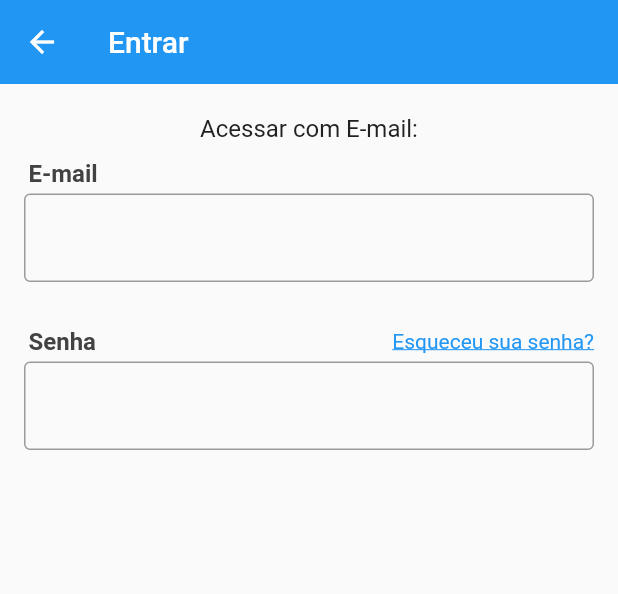
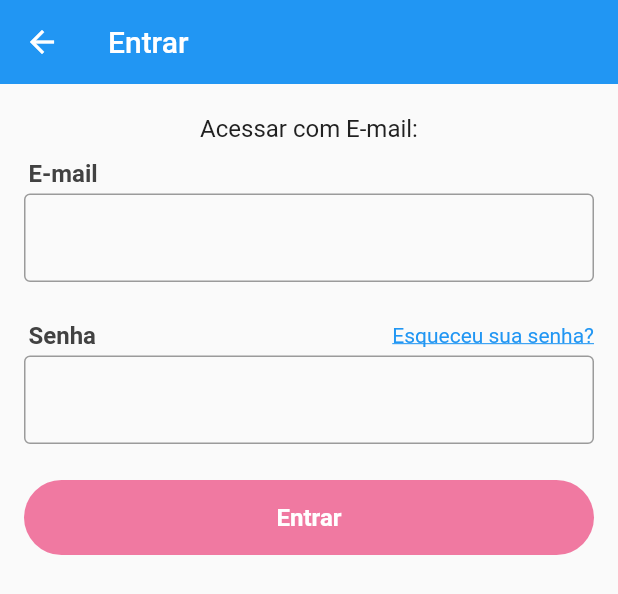
Before and after one commit to paulocagol/xlo, a Flutter app: the CustomHeader widget shown alone on an empty page, opened directly, after a tap on "Acesse sua conta agora!", on a phone screen of 412 x 824 dp. Shown: the top 594 px of the screen. Run offline on Flutter 3.47's test engine with Material 2 defaults, Android fonts, the phone set to English and light mode, and no system bars; our stand-ins replace brasil_fields, rxdart.

Commit message:
LoginScreen, WIP

```diff
--- /dev/null
+++ b/lib/blocs/login/button_state.dart
@@ -0,0 +1,6 @@
+class ButtonState {
+  ButtonState({this.enabled, this.loading});
+
+  bool enabled;
+  bool loading;
+}
--- /dev/null
+++ b/lib/blocs/login/field_state.dart
@@ -0,0 +1,6 @@
+class FieldState {
+  FieldState({this.error, this.enabled=true});
+
+  String error;
+  bool enabled;
+}
--- /dev/null
+++ b/lib/blocs/login/login_bloc_state.dart
@@ -0,0 +1,8 @@
+enum LoginState { IDLE, LOADING, LOADING_FACE, ERROR, DONE }
+
+class LoginBlocState {
+  LoginBlocState(this.state, {this.errorMessage});
+
+  LoginState state;
+  String errorMessage;
+}
--- a/lib/common/custom_drawer/widgets/custom_header.dart
+++ b/lib/common/custom_drawer/widgets/custom_header.dart
@@ -5,11 +5,9 @@ class CustomHeader extends StatelessWidget {
   @override
   Widget build(BuildContext context) {
     return GestureDetector(
-      onTap: () {
+      onTap: (){
         Navigator.of(context).push(
-          MaterialPageRoute(
-            builder: (cotext) => LoginScreen(),
-          ),
+          MaterialPageRoute(builder: (context)=>LoginScreen())
         );
       },
       child: Container(
@@ -23,9 +21,7 @@ class CustomHeader extends StatelessWidget {
               color: Colors.white,
               size: 30,
             ),
-            const SizedBox(
-              width: 20,
-            ),
+            const SizedBox(width: 20,),
             Expanded(
               child: Column(
                 mainAxisAlignment: MainAxisAlignment.center,
--- a/lib/screens/filter/widgets/order_by_field.dart
+++ b/lib/screens/filter/widgets/order_by_field.dart
@@ -54,7 +54,7 @@ class OrderByField extends StatelessWidget {
                 ),
                 alignment: Alignment.center,
                 child: Text(
-                  'Data',
+                  'Preço',
                   style: TextStyle(
                       color: state.value == OrderBy.PRICE ? Colors.white : Colors.black
                   ),
--- a/lib/screens/login/login_screen.dart
+++ b/lib/screens/login/login_screen.dart
@@ -1,4 +1,7 @@
 import 'package:flutter/material.dart';
+import 'package:xlo/blocs/login/field_state.dart';
+import 'package:xlo/blocs/login/login_bloc.dart';
+import 'package:xlo/screens/login/widgets/login_button.dart';
 
 class LoginScreen extends StatefulWidget {
   @override
@@ -6,6 +9,9 @@ class LoginScreen extends StatefulWidget {
 }
 
 class _LoginScreenState extends State<LoginScreen> {
+
+  LoginBloc _loginBloc = LoginBloc();
+
   @override
   Widget build(BuildContext context) {
     return Scaffold(
@@ -18,16 +24,13 @@ class _LoginScreenState extends State<LoginScreen> {
           padding: const EdgeInsets.symmetric(horizontal: 16),
           child: Column(
             crossAxisAlignment: CrossAxisAlignment.stretch,
-            children: [
+            children: <Widget>[
               Padding(
-                padding: const EdgeInsetsDirectional.only(top: 20, bottom: 11),
+                padding: const EdgeInsets.only(top: 20, bottom: 11),
                 child: Text(
                   'Acessar com E-mail:',
                   textAlign: TextAlign.center,
-                  style: TextStyle(
-                    fontSize: 16,
-                    color: Colors.grey[900],
-                  ),
+                  style: TextStyle(fontSize: 16, color: Colors.grey[900]),
                 ),
               ),
               Padding(
@@ -41,29 +44,33 @@ class _LoginScreenState extends State<LoginScreen> {
                   ),
                 ),
               ),
-              StreamBuilder(
-                builder: (context, snapshot) {
+              StreamBuilder<FieldState>(
+                stream: _loginBloc.outEmail,
+                initialData: FieldState(),
+                builder: (context, snapshot){
                   return TextField(
                     keyboardType: TextInputType.emailAddress,
                     autocorrect: false,
                     decoration: InputDecoration(
                       border: const OutlineInputBorder(),
+                      errorText: snapshot.data.error,
                     ),
+                    onChanged: _loginBloc.changeEmail,
+                    enabled: snapshot.data.enabled,
                   );
                 },
               ),
               Padding(
-                padding: const EdgeInsets.only(left: 3, bottom: 4, top: 30),
+                padding: const EdgeInsets.only(left: 3, bottom: 4, top: 26),
                 child: Row(
-                  children: [
+                  children: <Widget>[
                     Expanded(
                       child: Text(
                         'Senha',
                         style: TextStyle(
-                          color: Colors.grey[800],
-                          fontSize: 16,
-                          fontWeight: FontWeight.w700,
-                        ),
+                            color: Colors.grey[800],
+                            fontSize: 16,
+                            fontWeight: FontWeight.w700),
                       ),
                     ),
                     GestureDetector(
@@ -71,25 +78,34 @@ class _LoginScreenState extends State<LoginScreen> {
                         'Esqueceu sua senha?',
                         style: TextStyle(
                           decoration: TextDecoration.underline,
-                          color: Colors.blue,
+                          color: Colors.blue
                         ),
                       ),
-                      onTap: () {},
-                    ),
+                      onTap: () {
+                        //Navigator.of(context).push(MaterialPageRoute(
+                        //    builder: (context) => RecoveryScreen()));
+                      },
+                    )
                   ],
                 ),
               ),
-              StreamBuilder(
-                builder: (context, snapshot) {
+              StreamBuilder<FieldState>(
+                stream: _loginBloc.outPassword,
+                initialData: FieldState(),
+                builder: (context, snapshot){
                   return TextField(
                     autocorrect: false,
                     obscureText: true,
                     decoration: InputDecoration(
                       border: const OutlineInputBorder(),
+                      errorText: snapshot.data.error,
                     ),
+                    onChanged: _loginBloc.changePassword,
+                    enabled: snapshot.data.enabled,
                   );
                 },
               ),
+              LoginButton(_loginBloc),
             ],
           ),
         ),
--- /dev/null
+++ b/lib/screens/login/widgets/login_button.dart
@@ -0,0 +1,48 @@
+import 'package:flutter/material.dart';
+import 'package:xlo/blocs/login/button_state.dart';
+import 'package:xlo/blocs/login/login_bloc.dart';
+
+class LoginButton extends StatelessWidget {
+
+  LoginButton(this.loginBloc);
+
+  final LoginBloc loginBloc;
+
+  @override
+  Widget build(BuildContext context) {
+    return Container(
+      margin: const EdgeInsets.symmetric(vertical: 24),
+      height: 50,
+      child: StreamBuilder<ButtonState>(
+        stream: loginBloc.outLoginButton,
+        initialData: ButtonState(enabled: false, loading: false),
+        builder: (context, snapshot){
+          return RaisedButton(
+            color: Colors.pink,
+            disabledColor: Colors.pink.withAlpha(150),
+            elevation: 0,
+            shape: RoundedRectangleBorder(
+              borderRadius: BorderRadius.circular(25)
+            ),
+            onPressed: snapshot.data.enabled ? (){
+              loginBloc.loginWithEmail();
+            } : null,
+            child: snapshot.data.loading ?
+              CircularProgressIndicator(
+                valueColor: AlwaysStoppedAnimation<Color>(Colors.white),
+              )
+                :
+              Text(
+                'Entrar',
+                style: TextStyle(
+                  color: Colors.white,
+                  fontSize: 16,
+                  fontWeight: FontWeight.w600,
+                ),
+              ),
+          );
+        },
+      ),
+    );
+  }
+}
--- /dev/null
+++ b/lib/validators/login_validator.dart
@@ -0,0 +1,32 @@
+import 'dart:async';
+
+import 'package:xlo/blocs/login/field_state.dart';
+
+class LoginValidator {
+
+  final StreamTransformer<String, FieldState> emailValidator =
+    StreamTransformer<String, FieldState>.fromHandlers(
+      handleData: (email, sink){
+        const Pattern pattern =
+            r"^(([^<>()[\]\\.,;:\s@\']+(\.[^<>()[\]\\.,;:\s@\']+)*)|(\'.+\'))@((\[[0-9]{1,3}\.[0-9]{1,3}\.[0-9]{1,3}\.[0-9]{1,3}\])|(([a-zA-Z\-0-9]+\.)+[a-zA-Z]{2,}))$";
+        final RegExp regex = RegExp(pattern);
+        if(email.isEmpty)
+          sink.add(FieldState(error: 'Campo obrigatório'));
+        else if (!regex.hasMatch(email))
+          sink.add(FieldState(error: 'E-mail inválido'));
+        else
+          sink.add(FieldState());
+      }
+    );
+
+  final StreamTransformer<String, FieldState> passwordValidator =
+    StreamTransformer<String, FieldState>.fromHandlers(
+      handleData: (pass, sink){
+        if(pass.isEmpty)
+          sink.add(FieldState(error: 'Campo obrigatório'));
+        else
+          sink.add(FieldState());
+      }
+  );
+
+}
```
Also changed, not shown: lib/blocs/login/login_bloc.dart (added, +54 -0 lines), lib/models/filter.dart (+11 -7 lines), lib/screens/filter/filter_screen.dart (+23 -17 lines), lib/screens/filter/widgets/price_range_field.dart (+18 -15 lines).
